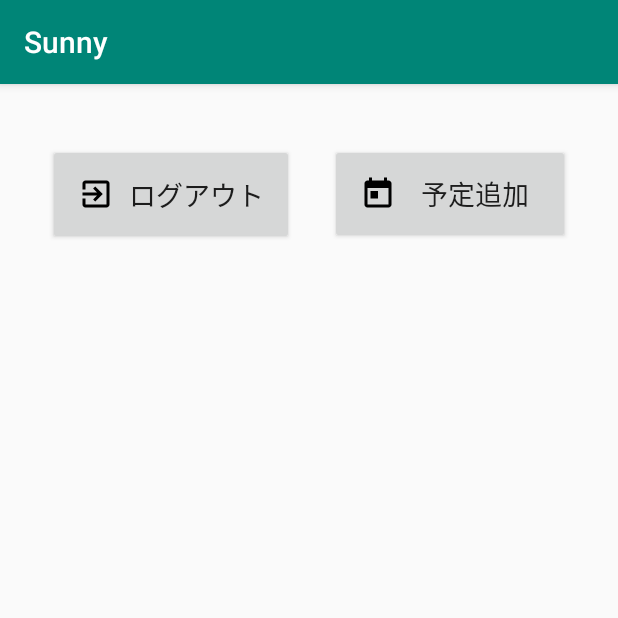
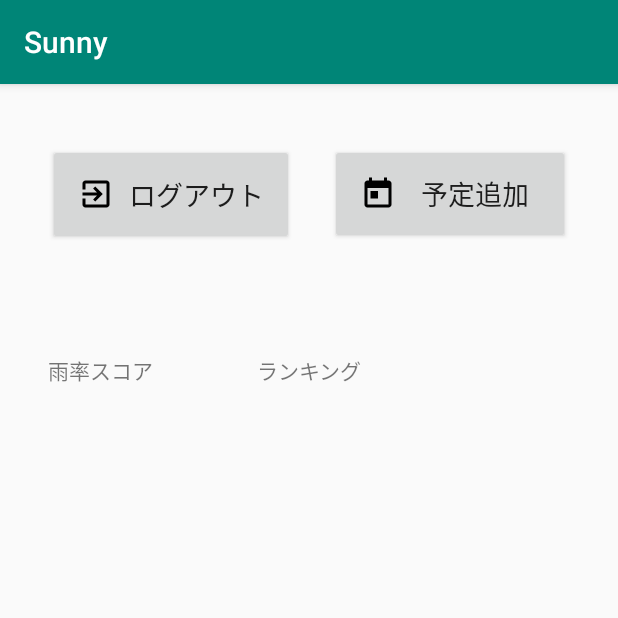
Before and after one commit to ASO1801023/Sunny, an Android app: the detail screen opened directly, with no data from a screen before it, on a phone screen of 412 x 824 dp, the top half of it. Run offline under Robolectric (Android 15) with nearby library versions, the phone set to English and light mode, and no system bars.

```diff
--- a/app/src/main/res/layout/activity_detail.xml
+++ b/app/src/main/res/layout/activity_detail.xml
@@ -36,4 +36,25 @@
         android:textSize="18sp"
         app:layout_constraintStart_toStartOf="parent"
         app:layout_constraintTop_toTopOf="parent" />
+
+    <TextView
+        android:id="@+id/ameritu_score"
+        android:layout_width="wrap_content"
+        android:layout_height="wrap_content"
+        android:layout_marginStart="32dp"
+        android:layout_marginTop="180dp"
+        android:text="@string/ameritu_score"
+        app:layout_constraintStart_toStartOf="parent"
+        app:layout_constraintTop_toTopOf="parent" />
+
+    <TextView
+        android:id="@+id/ranking"
+        android:layout_width="wrap_content"
+        android:layout_height="wrap_content"
+        android:layout_marginTop="180dp"
+        android:text="@string/ranking_name"
+        app:layout_constraintEnd_toEndOf="parent"
+        app:layout_constraintStart_toStartOf="parent"
+        app:layout_constraintTop_toTopOf="parent" />
+
 </androidx.constraintlayout.widget.ConstraintLayout>
--- a/app/src/main/res/values/strings.xml
+++ b/app/src/main/res/values/strings.xml
@@ -2,4 +2,7 @@
     <string name="app_name">Sunny</string>
     <string name="add_plan">予定追加</string>
     <string name="log_out">ログアウト</string>
+    <string name="ameritu_score">雨率スコア</string>
+    <string name="score">0</string>
+    <string name="ranking_name">ランキング</string>
 </resources>
```
